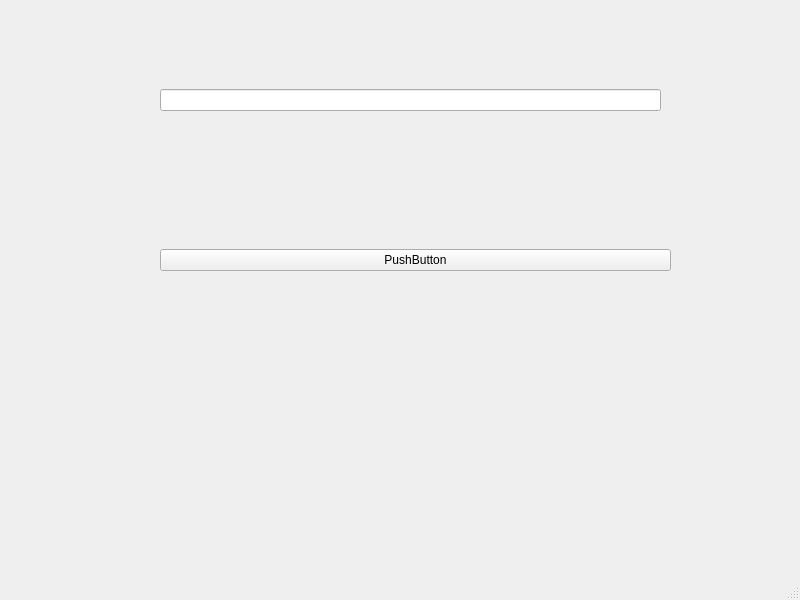
This is mainwindow.ui in Anzure/Learning-Qt-Creator as Qt 5 draws it before an edit. The edited form follows.
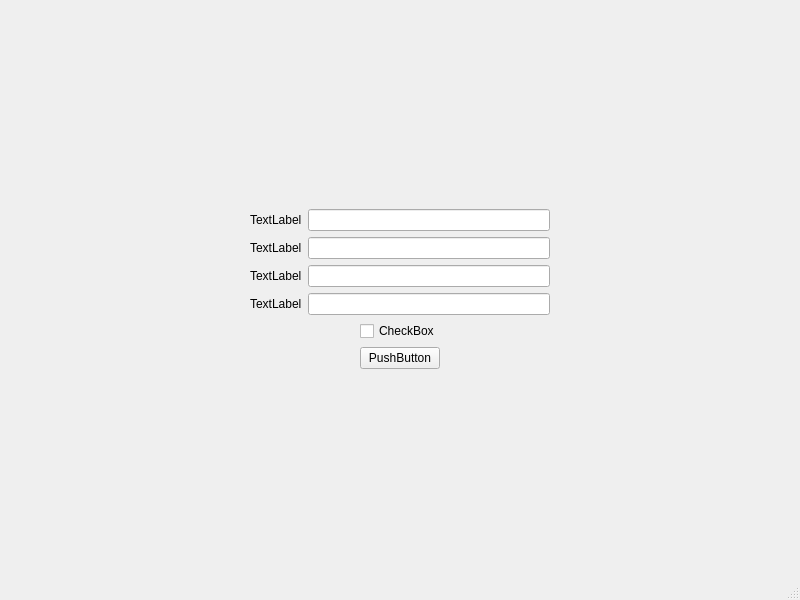
This is the edited form.

Commit message: 📋 Created sample input form

Diff of the .ui file:
```diff
--- a/mainwindow.ui
+++ b/mainwindow.ui
@@ -14,40 +14,186 @@
    <string>MainWindow</string>
   </property>
   <widget class="QWidget" name="centralwidget">
-   <widget class="QWidget" name="verticalLayoutWidget">
-    <property name="geometry">
-     <rect>
-      <x>160</x>
-      <y>60</y>
-      <width>501</width>
-      <height>80</height>
-     </rect>
-    </property>
-    <layout class="QVBoxLayout" name="verticalLayout_10">
-     <item>
-      <widget class="QLineEdit" name="lineEdit"/>
-     </item>
-    </layout>
-   </widget>
-   <widget class="QWidget" name="horizontalLayoutWidget">
-    <property name="geometry">
-     <rect>
-      <x>160</x>
-      <y>220</y>
-      <width>511</width>
-      <height>80</height>
-     </rect>
-    </property>
-    <layout class="QHBoxLayout" name="horizontalLayout_4">
-     <item>
-      <widget class="QPushButton" name="pushButton">
-       <property name="text">
-        <string>PushButton</string>
-       </property>
-      </widget>
-     </item>
-    </layout>
-   </widget>
+   <layout class="QGridLayout" name="gridLayout">
+    <item row="4" column="0">
+     <spacer name="verticalSpacer_4">
+      <property name="orientation">
+       <enum>Qt::Vertical</enum>
+      </property>
+      <property name="sizeHint" stdset="0">
+       <size>
+        <width>20</width>
+        <height>170</height>
+       </size>
+      </property>
+     </spacer>
+    </item>
+    <item row="2" column="0">
+     <layout class="QHBoxLayout" name="horizontalLayout_3">
+      <item>
+       <spacer name="horizontalSpacer">
+        <property name="orientation">
+         <enum>Qt::Horizontal</enum>
+        </property>
+        <property name="sizeHint" stdset="0">
+         <size>
+          <width>40</width>
+          <height>20</height>
+         </size>
+        </property>
+       </spacer>
+      </item>
+      <item>
+       <widget class="QCheckBox" name="checkBox">
+        <property name="text">
+         <string>CheckBox</string>
+        </property>
+       </widget>
+      </item>
+      <item>
+       <spacer name="horizontalSpacer_4">
+        <property name="orientation">
+         <enum>Qt::Horizontal</enum>
+        </property>
+        <property name="sizeHint" stdset="0">
+         <size>
+          <width>40</width>
+          <height>20</height>
+         </size>
+        </property>
+       </spacer>
+      </item>
+     </layout>
+    </item>
+    <item row="1" column="0">
+     <layout class="QHBoxLayout" name="horizontalLayout">
+      <item>
+       <spacer name="horizontalSpacer_2">
+        <property name="orientation">
+         <enum>Qt::Horizontal</enum>
+        </property>
+        <property name="sizeHint" stdset="0">
+         <size>
+          <width>40</width>
+          <height>20</height>
+         </size>
+        </property>
+       </spacer>
+      </item>
+      <item>
+       <layout class="QVBoxLayout" name="verticalLayout">
+        <item>
+         <widget class="QLabel" name="label_4">
+          <property name="text">
+           <string>TextLabel</string>
+          </property>
+         </widget>
+        </item>
+        <item>
+         <widget class="QLabel" name="label_3">
+          <property name="text">
+           <string>TextLabel</string>
+          </property>
+         </widget>
+        </item>
+        <item>
+         <widget class="QLabel" name="label">
+          <property name="text">
+           <string>TextLabel</string>
+          </property>
+         </widget>
+        </item>
+        <item>
+         <widget class="QLabel" name="label_2">
+          <property name="text">
+           <string>TextLabel</string>
+          </property>
+         </widget>
+        </item>
+       </layout>
+      </item>
+      <item>
+       <layout class="QVBoxLayout" name="verticalLayout_2">
+        <item>
+         <widget class="QLineEdit" name="lineEdit"/>
+        </item>
+        <item>
+         <widget class="QLineEdit" name="lineEdit_2"/>
+        </item>
+        <item>
+         <widget class="QLineEdit" name="lineEdit_3"/>
+        </item>
+        <item>
+         <widget class="QLineEdit" name="lineEdit_4"/>
+        </item>
+       </layout>
+      </item>
+      <item>
+       <spacer name="horizontalSpacer_3">
+        <property name="orientation">
+         <enum>Qt::Horizontal</enum>
+        </property>
+        <property name="sizeHint" stdset="0">
+         <size>
+          <width>40</width>
+          <height>20</height>
+         </size>
+        </property>
+       </spacer>
+      </item>
+     </layout>
+    </item>
+    <item row="0" column="0">
+     <spacer name="verticalSpacer">
+      <property name="orientation">
+       <enum>Qt::Vertical</enum>
+      </property>
+      <property name="sizeHint" stdset="0">
+       <size>
+        <width>20</width>
+        <height>171</height>
+       </size>
+      </property>
+     </spacer>
+    </item>
+    <item row="3" column="0">
+     <layout class="QHBoxLayout" name="horizontalLayout_2">
+      <item>
+       <spacer name="horizontalSpacer_5">
+        <property name="orientation">
+         <enum>Qt::Horizontal</enum>
+        </property>
+        <property name="sizeHint" stdset="0">
+         <size>
+          <width>40</width>
+          <height>20</height>
+         </size>
+        </property>
+       </spacer>
+      </item>
+      <item>
+       <widget class="QPushButton" name="pushButton">
+        <property name="text">
+         <string>PushButton</string>
+        </property>
+       </widget>
+      </item>
+      <item>
+       <spacer name="horizontalSpacer_6">
+        <property name="orientation">
+         <enum>Qt::Horizontal</enum>
+        </property>
+        <property name="sizeHint" stdset="0">
+         <size>
+          <width>40</width>
+          <height>20</height>
+         </size>
+        </property>
+       </spacer>
+      </item>
+     </layout>
+    </item>
+   </layout>
   </widget>
   <widget class="QMenuBar" name="menubar">
    <property name="geometry">
```
